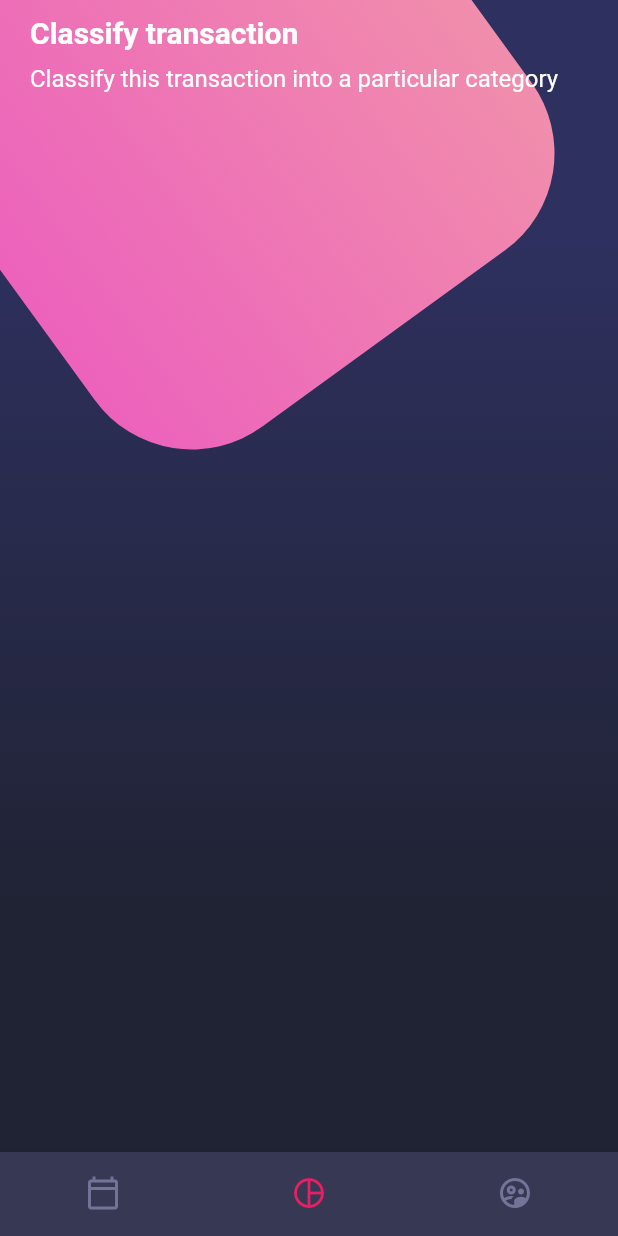
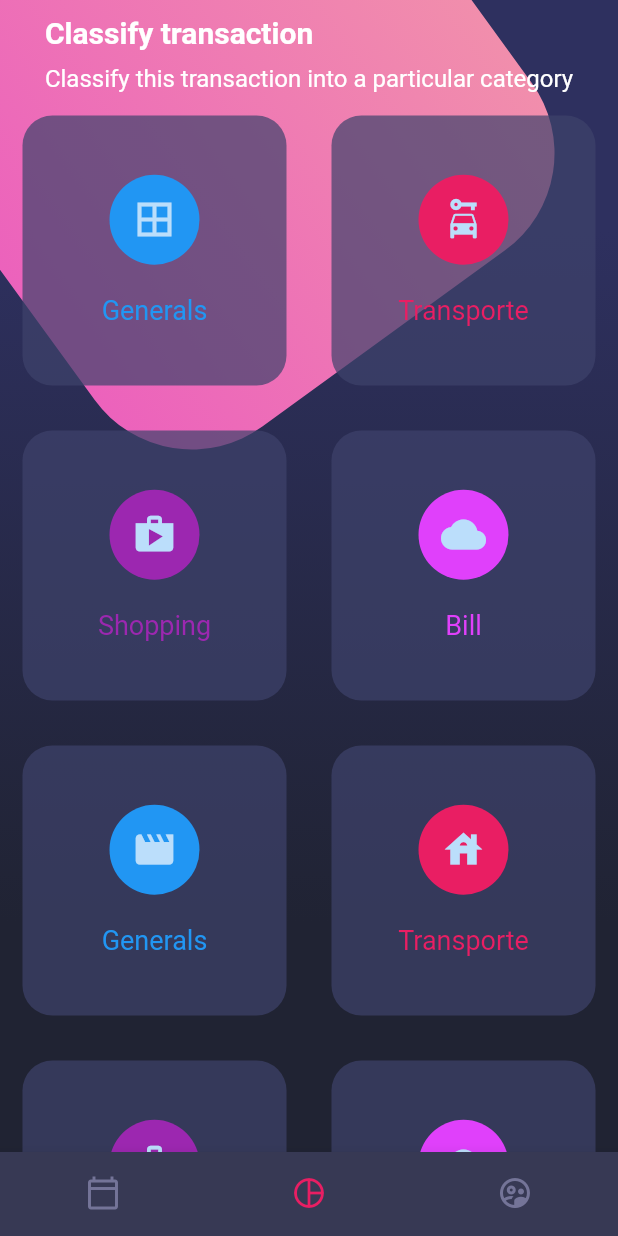
Before and after one commit to Diego-Luna/Flutter-proyects, a Flutter app: the screen it shows after launch, on a phone screen of 412 x 824 dp. Run offline on Flutter 3.47's test engine with Material 2 defaults, Android fonts, the phone set to English and light mode, and no system bars; our stand-ins replace card_swiper.

Commit message:
Diseño compuesto - Table y TableRow

```diff
--- a/disenos/lib/src/screens/home_screen.dart
+++ b/disenos/lib/src/screens/home_screen.dart
@@ -2,6 +2,7 @@ import 'package:disenos/src/widgets/background.dart';
 import 'package:disenos/src/widgets/page_title.dart';
 import 'package:flutter/material.dart';
 
+import '../widgets/card_table.dart';
 import '../widgets/custom_bottom_navigation.dart';
 
 class HomeScreen extends StatelessWidget {
@@ -35,7 +36,10 @@ class _HomeBody extends StatelessWidget {
       child: Column(
         children: [
           // Titulos
-          PageTitle()
+          PageTitle(),
+
+          // Card Table
+          CardTable()
         ],
       ),
     );
--- /dev/null
+++ b/disenos/lib/src/widgets/card_table.dart
@@ -0,0 +1,67 @@
+import 'package:flutter/material.dart';
+
+class CardTable extends StatelessWidget {
+  const CardTable({Key? key}) : super(key: key);
+
+  @override
+  Widget build(BuildContext context) {
+    return Table(
+      children: const [
+        TableRow(children: [
+          _SigleCard(color: Colors.blue, icon: Icons.border_all, text: 'Generals',),
+          _SigleCard(color: Colors.pink, icon: Icons.car_rental, text: 'Transporte',),
+        ]),
+        TableRow(children: [
+          _SigleCard(color: Colors.purple, icon: Icons.shop, text: 'Shopping',),
+          _SigleCard(color: Colors.purpleAccent, icon: Icons.cloud, text: 'Bill',),
+        ]),
+        TableRow(children: [
+          _SigleCard(color: Colors.blue, icon: Icons.movie, text: 'Generals',),
+          _SigleCard(color: Colors.pink, icon: Icons.house, text: 'Transporte',),
+        ]),
+        TableRow(children: [
+          _SigleCard(color: Colors.purple, icon: Icons.shop, text: 'Shopping',),
+          _SigleCard(color: Colors.purpleAccent, icon: Icons.cloud, text: 'Bill',),
+        ]),
+      ],
+    );
+  }
+}
+
+class _SigleCard extends StatelessWidget {
+
+  final IconData icon;
+  final String text;
+  final Color color;
+
+  const _SigleCard({Key? key, required this.icon, required this.text, required this.color}) : super(key: key);
+
+  @override
+  Widget build(BuildContext context) {
+    return Container(
+      margin: const EdgeInsets.all(15),
+      height: 180,
+      decoration: BoxDecoration(
+          color: const Color.fromRGBO(62, 66, 107, 0.7),
+          borderRadius: BorderRadius.circular(20)),
+      child: Column(
+        mainAxisAlignment: MainAxisAlignment.center,
+        children: [
+          CircleAvatar(
+            backgroundColor: color,
+            child: Icon(
+              icon,
+              size: 30,
+            ),
+            radius: 30,
+          ),
+          SizedBox(height: 20),
+          Text(
+            text,
+            style: TextStyle(color: color, fontSize: 18),
+          )
+        ],
+      ),
+    );
+  }
+}
```
